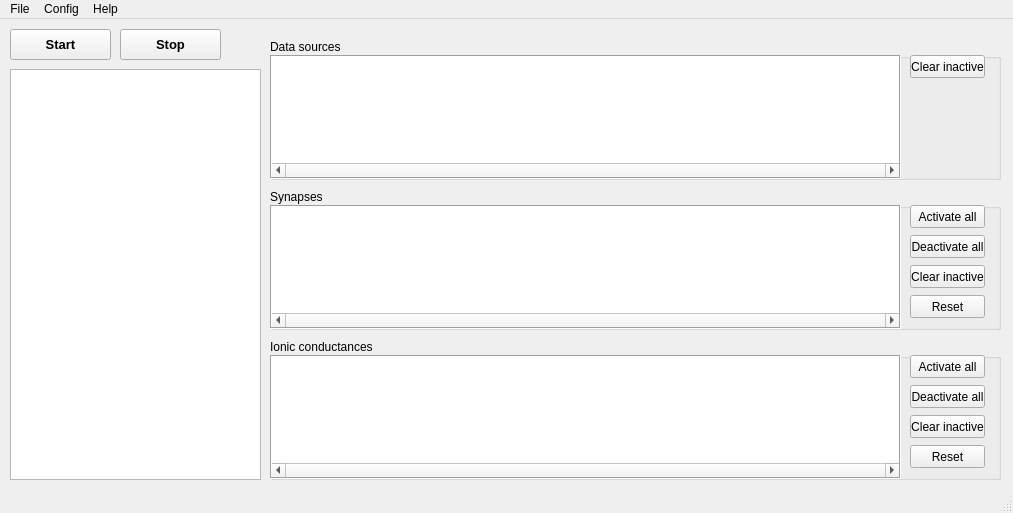
Old version of the form src/gui/MainWin.ui in the repository CompEphys-team/stdpc.
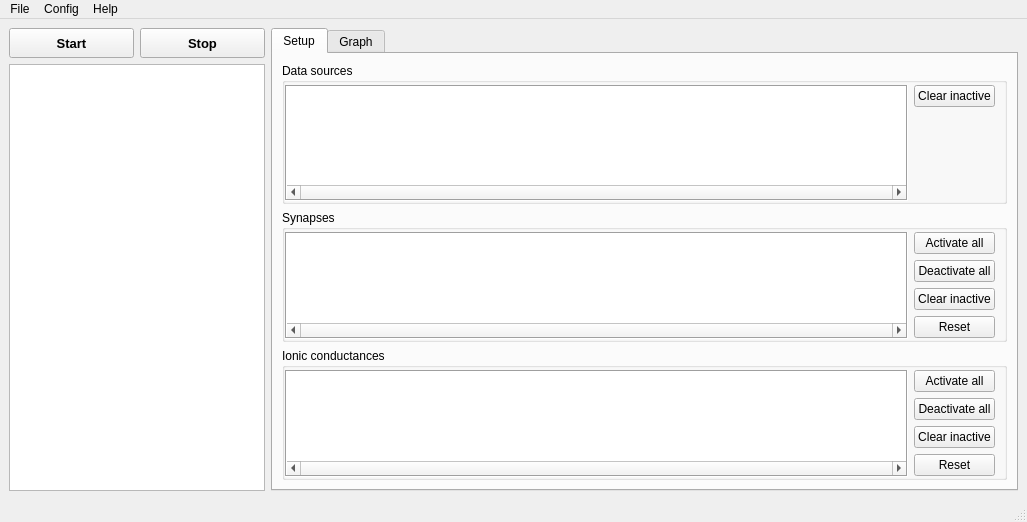
New version of the form. Custom widgets are drawn as their Qt base class.

Commit message: Cosmetics; Moved Graph to MainWindow tab

The edit to the form file:
```diff
--- a/src/gui/MainWin.ui
+++ b/src/gui/MainWin.ui
@@ -6,34 +6,87 @@
    <rect>
     <x>0</x>
     <y>0</y>
-    <width>1013</width>
-    <height>513</height>
+    <width>1027</width>
+    <height>521</height>
    </rect>
   </property>
   <property name="windowTitle">
    <string>StdpC 2016 RC2a</string>
   </property>
   <widget class="QWidget" name="centralwidget">
+   <layout class="QGridLayout" name="gridLayout_5">
+    <item row="0" column="0">
+     <widget class="QPushButton" name="StartBut">
+      <property name="minimumSize">
+       <size>
+        <width>0</width>
+        <height>30</height>
+       </size>
+      </property>
+      <property name="font">
+       <font>
+        <pointsize>10</pointsize>
+        <weight>75</weight>
+        <bold>true</bold>
+       </font>
+      </property>
+      <property name="text">
+       <string>Start</string>
+      </property>
+     </widget>
+    </item>
+    <item row="0" column="1">
+     <widget class="QPushButton" name="StopBut">
+      <property name="minimumSize">
+       <size>
+        <width>0</width>
+        <height>30</height>
+       </size>
+      </property>
+      <property name="font">
+       <font>
+        <pointsize>10</pointsize>
+        <weight>75</weight>
+        <bold>true</bold>
+       </font>
+      </property>
+      <property name="text">
+       <string>Stop</string>
+      </property>
+     </widget>
+    </item>
+    <item row="0" column="2" rowspan="2">
+     <widget class="QTabWidget" name="tabWidget">
+      <property name="currentIndex">
+       <number>0</number>
+      </property>
+      <widget class="QWidget" name="setuptab">
+       <attribute name="title">
+        <string>Setup</string>
+       </attribute>
+       <layout class="QGridLayout" name="gridLayout_4">
+        <item row="2" column="0">
    <widget class="QGroupBox" name="HHBox">
-    <property name="geometry">
-     <rect>
-      <x>270</x>
-      <y>320</y>
-      <width>731</width>
-      <height>141</height>
-     </rect>
-    </property>
     <property name="title">
      <string>Ionic conductances</string>
     </property>
+          <layout class="QGridLayout" name="gridLayout_3">
+           <property name="leftMargin">
+            <number>0</number>
+           </property>
+           <property name="topMargin">
+            <number>2</number>
+           </property>
+           <property name="bottomMargin">
+            <number>0</number>
+           </property>
+           <item row="0" column="0" rowspan="5">
     <widget class="ComponentTable" name="currentTable">
-     <property name="geometry">
-      <rect>
-       <x>0</x>
-       <y>16</y>
-       <width>631</width>
-       <height>124</height>
-      </rect>
+             <property name="minimumSize">
+              <size>
+               <width>600</width>
+               <height>0</height>
+              </size>
      </property>
      <property name="frameShape">
       <enum>QFrame::Box</enum>
@@ -62,232 +115,176 @@
      <attribute name="verticalHeaderDefaultSectionSize">
       <number>101</number>
      </attribute>
-    </widget>
+             <attribute name="verticalHeaderStretchLastSection">
+              <bool>true</bool>
+             </attribute>
+            </widget>
+           </item>
+           <item row="0" column="1">
     <widget class="QPushButton" name="HHActivate">
-     <property name="geometry">
-      <rect>
-       <x>640</x>
-       <y>16</y>
-       <width>75</width>
-       <height>23</height>
-      </rect>
-     </property>
      <property name="text">
       <string>Activate all</string>
      </property>
     </widget>
+           </item>
+           <item row="1" column="1">
     <widget class="QPushButton" name="HHDeactivate">
-     <property name="geometry">
-      <rect>
-       <x>640</x>
-       <y>46</y>
-       <width>75</width>
-       <height>23</height>
-      </rect>
-     </property>
      <property name="text">
       <string>Deactivate all</string>
      </property>
     </widget>
+           </item>
+           <item row="2" column="1">
     <widget class="QPushButton" name="HHClear">
-     <property name="geometry">
-      <rect>
-       <x>640</x>
-       <y>76</y>
-       <width>75</width>
-       <height>23</height>
-      </rect>
-     </property>
      <property name="text">
       <string>Clear inactive</string>
      </property>
     </widget>
+           </item>
+           <item row="3" column="1">
     <widget class="QPushButton" name="HHReset">
-     <property name="geometry">
-      <rect>
-       <x>640</x>
-       <y>106</y>
-       <width>75</width>
-       <height>23</height>
-      </rect>
-     </property>
      <property name="text">
       <string>Reset</string>
      </property>
     </widget>
-   </widget>
+           </item>
+           <item row="4" column="1">
+            <spacer name="verticalSpacer_3">
+             <property name="orientation">
+              <enum>Qt::Vertical</enum>
+             </property>
+             <property name="sizeHint" stdset="0">
+              <size>
+               <width>20</width>
+               <height>9</height>
+              </size>
+             </property>
+            </spacer>
+           </item>
+          </layout>
+         </widget>
+        </item>
+        <item row="1" column="0">
    <widget class="QGroupBox" name="SynBox">
-    <property name="geometry">
-     <rect>
-      <x>270</x>
-      <y>170</y>
-      <width>731</width>
-      <height>141</height>
-     </rect>
-    </property>
     <property name="title">
      <string>Synapses</string>
     </property>
-    <widget class="ComponentTable" name="synapseTable">
-     <property name="geometry">
-      <rect>
-       <x>0</x>
-       <y>16</y>
-       <width>631</width>
-       <height>124</height>
-      </rect>
-     </property>
-     <property name="frameShape">
-      <enum>QFrame::Box</enum>
-     </property>
-     <property name="horizontalScrollBarPolicy">
-      <enum>Qt::ScrollBarAlwaysOn</enum>
-     </property>
-     <property name="selectionMode">
-      <enum>QAbstractItemView::NoSelection</enum>
-     </property>
-     <property name="horizontalScrollMode">
-      <enum>QAbstractItemView::ScrollPerPixel</enum>
-     </property>
-     <property name="showGrid">
-      <bool>false</bool>
-     </property>
-     <attribute name="horizontalHeaderVisible">
-      <bool>false</bool>
-     </attribute>
-     <attribute name="horizontalHeaderDefaultSectionSize">
-      <number>113</number>
-     </attribute>
-     <attribute name="verticalHeaderVisible">
-      <bool>false</bool>
-     </attribute>
-     <attribute name="verticalHeaderDefaultSectionSize">
-      <number>101</number>
-     </attribute>
-    </widget>
-    <widget class="QPushButton" name="SynReset">
-     <property name="geometry">
-      <rect>
-       <x>640</x>
-       <y>106</y>
-       <width>75</width>
-       <height>23</height>
-      </rect>
-     </property>
-     <property name="text">
-      <string>Reset</string>
-     </property>
-    </widget>
-    <widget class="QPushButton" name="SynClear">
-     <property name="geometry">
-      <rect>
-       <x>640</x>
-       <y>76</y>
-       <width>75</width>
-       <height>23</height>
-      </rect>
-     </property>
-     <property name="text">
-      <string>Clear inactive</string>
-     </property>
-    </widget>
+          <layout class="QGridLayout" name="gridLayout_2">
+           <property name="leftMargin">
+            <number>0</number>
+           </property>
+           <property name="topMargin">
+            <number>2</number>
+           </property>
+           <property name="bottomMargin">
+            <number>0</number>
+           </property>
+           <item row="1" column="1">
     <widget class="QPushButton" name="SynDeactivate">
-     <property name="geometry">
-      <rect>
-       <x>640</x>
-       <y>46</y>
-       <width>75</width>
-       <height>23</height>
-      </rect>
-     </property>
      <property name="text">
       <string>Deactivate all</string>
      </property>
     </widget>
+           </item>
+           <item row="2" column="1">
+            <widget class="QPushButton" name="SynClear">
+             <property name="text">
+              <string>Clear inactive</string>
+             </property>
+            </widget>
+           </item>
+           <item row="3" column="1">
+            <widget class="QPushButton" name="SynReset">
+             <property name="text">
+              <string>Reset</string>
+             </property>
+            </widget>
+           </item>
+           <item row="0" column="1">
     <widget class="QPushButton" name="SynActivate">
-     <property name="geometry">
-      <rect>
-       <x>640</x>
-       <y>16</y>
-       <width>75</width>
-       <height>23</height>
-      </rect>
-     </property>
      <property name="text">
       <string>Activate all</string>
      </property>
     </widget>
-   </widget>
-   <widget class="QPushButton" name="StartBut">
-    <property name="geometry">
-     <rect>
-      <x>10</x>
-      <y>10</y>
-      <width>101</width>
-      <height>31</height>
-     </rect>
-    </property>
-    <property name="font">
-     <font>
-      <pointsize>10</pointsize>
-      <weight>75</weight>
-      <bold>true</bold>
-     </font>
-    </property>
-    <property name="text">
-     <string>Start</string>
-    </property>
-   </widget>
-   <widget class="QPushButton" name="StopBut">
-    <property name="geometry">
-     <rect>
-      <x>120</x>
-      <y>10</y>
-      <width>101</width>
-      <height>31</height>
-     </rect>
-    </property>
-    <property name="font">
-     <font>
-      <pointsize>10</pointsize>
-      <weight>75</weight>
-      <bold>true</bold>
-     </font>
-    </property>
-    <property name="text">
-     <string>Stop</string>
-    </property>
-   </widget>
-   <widget class="QListWidget" name="MessageWindow">
-    <property name="geometry">
-     <rect>
-      <x>10</x>
-      <y>50</y>
-      <width>251</width>
-      <height>411</height>
-     </rect>
-    </property>
-   </widget>
+           </item>
+           <item row="4" column="1">
+            <spacer name="verticalSpacer_2">
+             <property name="orientation">
+              <enum>Qt::Vertical</enum>
+             </property>
+             <property name="sizeHint" stdset="0">
+              <size>
+               <width>20</width>
+               <height>40</height>
+              </size>
+             </property>
+            </spacer>
+           </item>
+           <item row="0" column="0" rowspan="5">
+            <widget class="ComponentTable" name="synapseTable">
+             <property name="minimumSize">
+              <size>
+               <width>600</width>
+               <height>0</height>
+              </size>
+             </property>
+             <property name="frameShape">
+              <enum>QFrame::Box</enum>
+             </property>
+             <property name="horizontalScrollBarPolicy">
+              <enum>Qt::ScrollBarAlwaysOn</enum>
+             </property>
+             <property name="selectionMode">
+              <enum>QAbstractItemView::NoSelection</enum>
+             </property>
+             <property name="horizontalScrollMode">
+              <enum>QAbstractItemView::ScrollPerPixel</enum>
+             </property>
+             <property name="showGrid">
+              <bool>false</bool>
+             </property>
+             <attribute name="horizontalHeaderVisible">
+              <bool>false</bool>
+             </attribute>
+             <attribute name="horizontalHeaderDefaultSectionSize">
+              <number>113</number>
+             </attribute>
+             <attribute name="verticalHeaderVisible">
+              <bool>false</bool>
+             </attribute>
+             <attribute name="verticalHeaderDefaultSectionSize">
+              <number>101</number>
+             </attribute>
+             <attribute name="verticalHeaderStretchLastSection">
+              <bool>true</bool>
+             </attribute>
+            </widget>
+           </item>
+          </layout>
+         </widget>
+        </item>
+        <item row="0" column="0">
    <widget class="QGroupBox" name="DAQBox">
-    <property name="geometry">
-     <rect>
-      <x>270</x>
-      <y>20</y>
-      <width>731</width>
-      <height>141</height>
-     </rect>
-    </property>
     <property name="title">
      <string>Data sources</string>
     </property>
+          <layout class="QGridLayout" name="gridLayout">
+           <property name="leftMargin">
+            <number>0</number>
+           </property>
+           <property name="topMargin">
+            <number>2</number>
+           </property>
+           <property name="bottomMargin">
+            <number>0</number>
+           </property>
+           <item row="0" column="0" rowspan="2">
     <widget class="DaqTable" name="DAQTable">
-     <property name="geometry">
-      <rect>
-       <x>0</x>
-       <y>16</y>
-       <width>631</width>
-       <height>124</height>
-      </rect>
+             <property name="minimumSize">
+              <size>
+               <width>600</width>
+               <height>116</height>
+              </size>
      </property>
      <property name="frameShape">
       <enum>QFrame::Box</enum>
@@ -316,28 +313,67 @@
      <attribute name="verticalHeaderDefaultSectionSize">
       <number>101</number>
      </attribute>
-    </widget>
+             <attribute name="verticalHeaderStretchLastSection">
+              <bool>true</bool>
+             </attribute>
+            </widget>
+           </item>
+           <item row="0" column="1">
     <widget class="QPushButton" name="DAQClear">
-     <property name="geometry">
-      <rect>
-       <x>640</x>
-       <y>16</y>
-       <width>75</width>
-       <height>23</height>
-      </rect>
-     </property>
      <property name="text">
       <string>Clear inactive</string>
      </property>
     </widget>
-   </widget>
+           </item>
+           <item row="1" column="1">
+            <spacer name="verticalSpacer">
+             <property name="orientation">
+              <enum>Qt::Vertical</enum>
+             </property>
+             <property name="sizeHint" stdset="0">
+              <size>
+               <width>20</width>
+               <height>40</height>
+              </size>
+             </property>
+            </spacer>
+           </item>
+          </layout>
+         </widget>
+        </item>
+        <item row="3" column="0">
+         <spacer name="verticalSpacer_4">
+          <property name="orientation">
+           <enum>Qt::Vertical</enum>
+          </property>
+          <property name="sizeHint" stdset="0">
+           <size>
+            <width>20</width>
+            <height>40</height>
+           </size>
+          </property>
+         </spacer>
+        </item>
+       </layout>
+      </widget>
+      <widget class="GraphDlg" name="graphtab">
+       <attribute name="title">
+        <string>Graph</string>
+       </attribute>
+      </widget>
+     </widget>
+    </item>
+    <item row="1" column="0" colspan="2">
+     <widget class="QListWidget" name="MessageWindow"/>
+    </item>
+   </layout>
   </widget>
   <widget class="QMenuBar" name="menubar">
    <property name="geometry">
     <rect>
      <x>0</x>
      <y>0</y>
-     <width>1013</width>
+     <width>1027</width>
      <height>21</height>
     </rect>
    </property>
@@ -474,6 +510,12 @@
    <extends>QTableWidget</extends>
    <header>DaqTable.h</header>
   </customwidget>
+  <customwidget>
+   <class>GraphDlg</class>
+   <extends>QWidget</extends>
+   <header>GraphDlg.h</header>
+   <container>1</container>
+  </customwidget>
  </customwidgets>
  <tabstops>
   <tabstop>StartBut</tabstop>
```
Left out of the diff: 2 changed lines with no effect on the pictures. Lines whose indentation alone changed are shown as unchanged. The commit also changes 9 other files.
